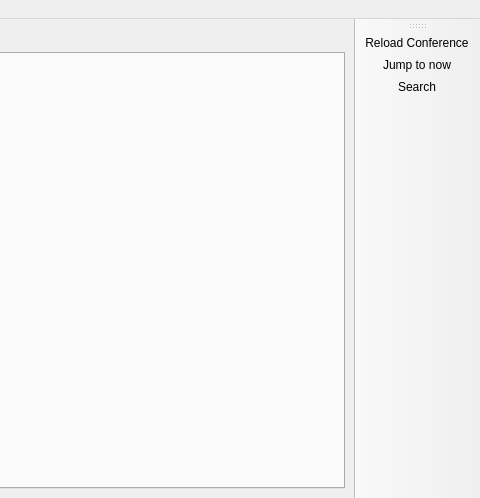
Old version of the form src/gui/mainwindow.ui in the repository edulix/confclerk; both pictures show x 423 to 903 and y 0 to 498 of the 903 by 498 pixel window.
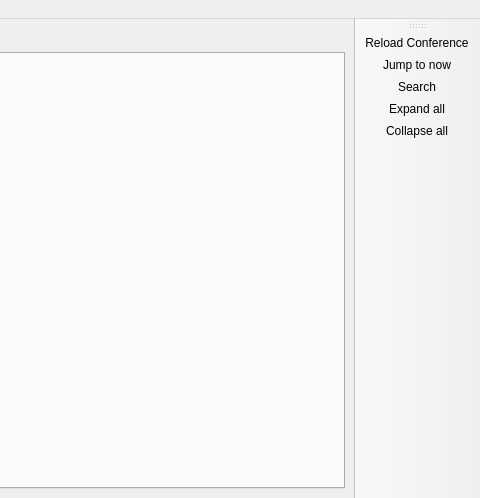
New version of the form. Icons and pictures are not drawn. Custom widgets are drawn as their Qt base class.

Commit message: Implemented stub for expand/collape all.

The edit to the form file:
```diff
--- a/src/gui/mainwindow.ui
+++ b/src/gui/mainwindow.ui
@@ -134,6 +134,8 @@
    <addaction name="reloadAction"/>
    <addaction name="nowAction"/>
    <addaction name="searchAction"/>
+   <addaction name="expandAllAction"/>
+   <addaction name="collapseAllAction"/>
   </widget>
   <action name="conferencesAction">
    <property name="text">
@@ -203,6 +205,24 @@
     <string>Ctrl+F</string>
    </property>
   </action>
+  <action name="expandAllAction">
+   <property name="icon">
+    <iconset resource="../icons.qrc">
+     <normaloff>:/icons/add.png</normaloff>:/icons/add.png</iconset>
+   </property>
+   <property name="text">
+    <string>Expand all</string>
+   </property>
+  </action>
+  <action name="collapseAllAction">
+   <property name="icon">
+    <iconset resource="../icons.qrc">
+     <normaloff>:/icons/remove.png</normaloff>:/icons/remove.png</iconset>
+   </property>
+   <property name="text">
+    <string>Collapse all</string>
+   </property>
+  </action>
  </widget>
  <customwidgets>
   <customwidget>
```
The commit also changes 2 other files.
